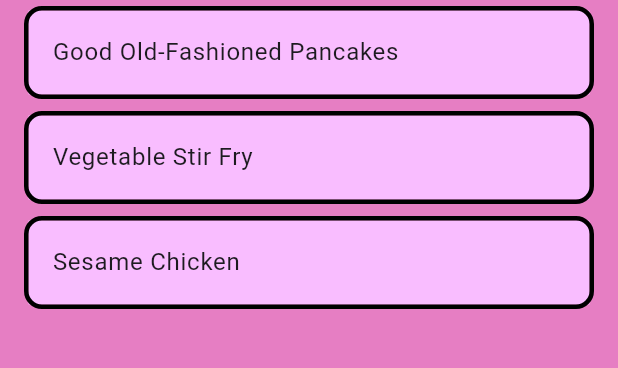
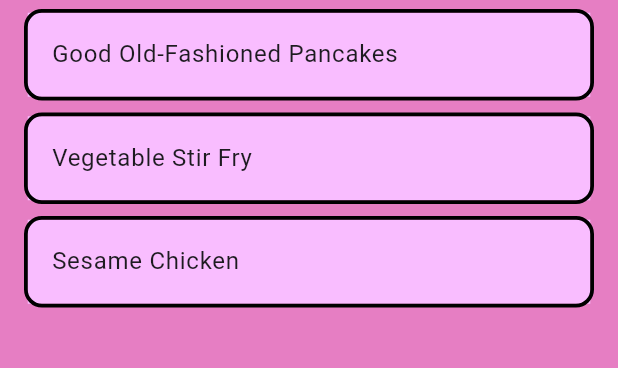
Before and after one commit to navedn/flutter-recipebook, a Flutter app: the screen it shows after launch, on a phone screen of 412 x 824 dp, the part 84-452 px from its top. Run offline on Flutter 3.47's test engine with Material 3 defaults, Android fonts, the phone set to English and light mode, and no system bars.

Commit message:
Adjusts Screen Layout to take more space

```diff
--- a/lib/HomeScreen.dart
+++ b/lib/HomeScreen.dart
@@ -11,7 +11,7 @@ class HomeScreen extends StatelessWidget {
       'title': 'Good Old-Fashioned Pancakes',
       'ingredients': 'Flour, Baking Powder, Sugar, Salt, Milk, Butter, Egg',
       'instructions':
-          '1. Sift flour, baking powder, sugar, and salt together in a large bowl.\n2. Make a well in the center and add milk, melted butter, and egg; mix until smooth.\n3. Heat a lightly oiled griddle or pan over medium-high heat. Pour or scoop the batter onto the griddle, using approximately 1/4 cup for each pancake\n4. Cook until bubbles form and the edges are dry, about 2 to 3 minutes. Flip and cook until browned on the other side. Repeat with remaining batter.'
+          '1. Sift flour, baking powder, sugar, and salt together in a large bowl.\n2. Make a well in the center and add milk, melted butter, and egg; mix until smooth.\n3. Heat a lightly oiled griddle or pan over medium-high heat. Pour or scoop the batter onto the griddle, using approximately 1/4 cup for each pancake.\n4. Cook until bubbles form and the edges are dry, about 2 to 3 minutes. Flip and cook until browned on the other side. Repeat with remaining batter.'
     },
     {
       'imageAsset': 'VegetableStirFry.jpg',
@@ -22,7 +22,7 @@ class HomeScreen extends StatelessWidget {
       'ingredients':
           'Olive Oil, Bell Peppers, Sugar Snap Peas, Carrots, Mushrooms, Broccoli, Baby Corn, Water Chestnuts, Soy Sauce, Garlic Cloves, Brown Sugar, Sesame Oil, Chicken Broth, Cornstarch',
       'instructions':
-          '1. Add 1 tablespoon olive oil over medium-high heat in a wok or large skillet. Add bell pepper, peas, carrots, mushrooms, broccoli, baby corn, and water chestnuts. Sauté 2-3 minutes until veggies are almost tender.\n2. In a small whisk together soy sauce, garlic, brown sugar, sesame oil, chicken broth, and cornstarch.\n3. Pour over veggies and cook until the sauce has thickened. '
+          '1. Add 1 tablespoon olive oil over medium-high heat in a wok or large skillet. Add bell pepper, peas, carrots, mushrooms, broccoli, baby corn, and water chestnuts. Sauté 2-3 minutes until veggies are almost tender.\n2. In a small bowl, whisk together soy sauce, garlic, brown sugar, sesame oil, chicken broth, and cornstarch.\n3. Pour over veggies and cook until the sauce has thickened.'
     },
     {
       'imageAsset': 'SesameChicken.jpg',
@@ -51,7 +51,12 @@ class HomeScreen extends StatelessWidget {
         centerTitle: true,
         backgroundColor: const Color.fromRGBO(247, 37, 133, 1),
       ),
-      body: ListView.builder(
+      body: Column(
+        children: [
+          const SizedBox(
+              height: 2), // Add space between the AppBar and the first tile
+          Expanded(
+            child: ListView.builder(
               itemCount: recipes.length,
               itemBuilder: (context, index) {
                 return Container(
@@ -59,8 +64,7 @@ class HomeScreen extends StatelessWidget {
                       horizontal: 16, vertical: 4), // Space between tiles
                   decoration: BoxDecoration(
                     border: Border.all(
-                  color: Colors.black, width: 3), // Solid black border
-
+                        color: Colors.black, width: 2.5), // Solid black border
                     borderRadius: BorderRadius.circular(12), // Rounded corners
                   ),
                   child: ListTile(
@@ -70,7 +74,8 @@ class HomeScreen extends StatelessWidget {
                       Navigator.push(
                         context,
                         MaterialPageRoute(
-                    builder: (context) => DetailsScreen(recipe: recipes[index]),
+                          builder: (context) =>
+                              DetailsScreen(recipe: recipes[index]),
                         ),
                       );
                     },
@@ -78,6 +83,9 @@ class HomeScreen extends StatelessWidget {
                 );
               },
             ),
+          ),
+        ],
+      ),
     );
   }
 }
```
Lines whose indentation alone changed are shown as unchanged.
